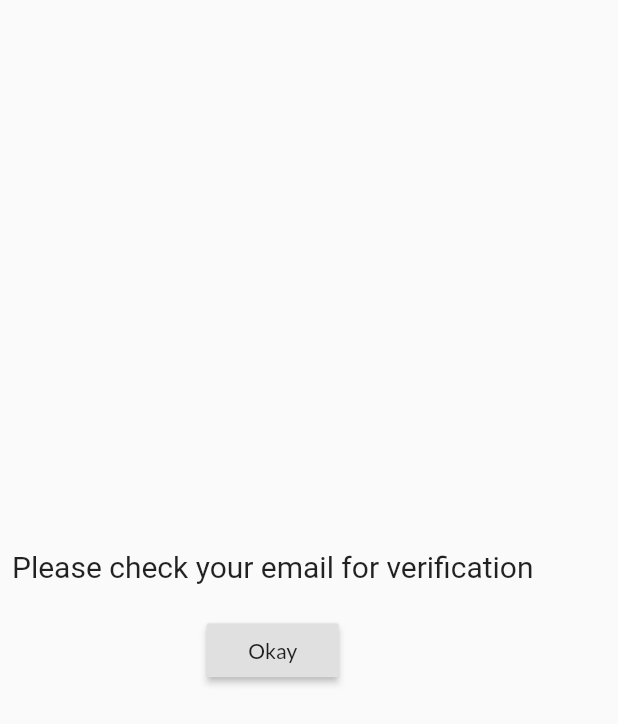
After one commit to shema-ryan/drive, a Flutter app: the Verification screen opened directly, on a phone screen of 412 x 824 dp. The commit adds this screen. Shown: the top 724 px of the screen. Run offline on Flutter 3.47's test engine with Material 2 defaults, Android fonts, the phone set to English and light mode, and no system bars; our stand-ins replace cloud_firestore, country_code_picker, firebase_auth, firebase_core, google_fonts; accounts and stored records are empty; network calls fail.

Commit message:
drive-app

```diff
--- a/lib/Authentication/ForgotPassword.dart
+++ b/lib/Authentication/ForgotPassword.dart
@@ -86,10 +86,11 @@ class ForgetPassword extends StatelessWidget {
                                       ),
                                       actions: [
                                         FlatButton(
-                                          onPressed: () {
+                                          onPressed: () async {
                                             FocusScope.of(context).unfocus();
-                                            Authentication.resetPassword(
+                                            await Authentication.resetPassword(
                                                 email: email);
+                                            Navigator.of(context).pop();
                                           },
                                           child: Text('okay'),
                                         )
--- a/lib/Authentication/authentication.dart
+++ b/lib/Authentication/authentication.dart
@@ -1,2 +1,3 @@
 export 'RegisterForm.dart';
 export 'ForgotPassword.dart';
+export 'verification.dart';
--- /dev/null
+++ b/lib/Authentication/verification.dart
@@ -0,0 +1,34 @@
+import 'package:flutter/material.dart';
+import 'package:google_fonts/google_fonts.dart';
+import './RegisterForm.dart';
+
+class Verification extends StatelessWidget {
+  @override
+  Widget build(BuildContext context) {
+    return Scaffold(
+      body: Padding(
+        padding: const EdgeInsets.all(8.0),
+        child: Column(
+          mainAxisAlignment: MainAxisAlignment.center,
+          children: [
+            Text(
+              'Please check your email for verification',
+              style: GoogleFonts.aBeeZee().copyWith(
+                fontSize: 20,
+              ),
+            ),
+            SizedBox(
+              height: 20,
+            ),
+            RaisedButton(
+              child: Text('Okay'),
+              onPressed: () {
+                Navigator.of(context).pushNamed(HomePage.routeName);
+              },
+            ),
+          ],
+        ),
+      ),
+    );
+  }
+}
--- a/lib/Screens/screens.dart
+++ b/lib/Screens/screens.dart
@@ -0,0 +1 @@
+export 'StartPage.dart';
```
Also changed, not shown: lib/Authentication/RegisterForm.dart (+33 -18 lines), lib/Screens/StartPage.dart (added, +13 -0 lines), lib/main.dart (+21 -1 lines), lib/services/Authentication.dart (+4 -3 lines).
